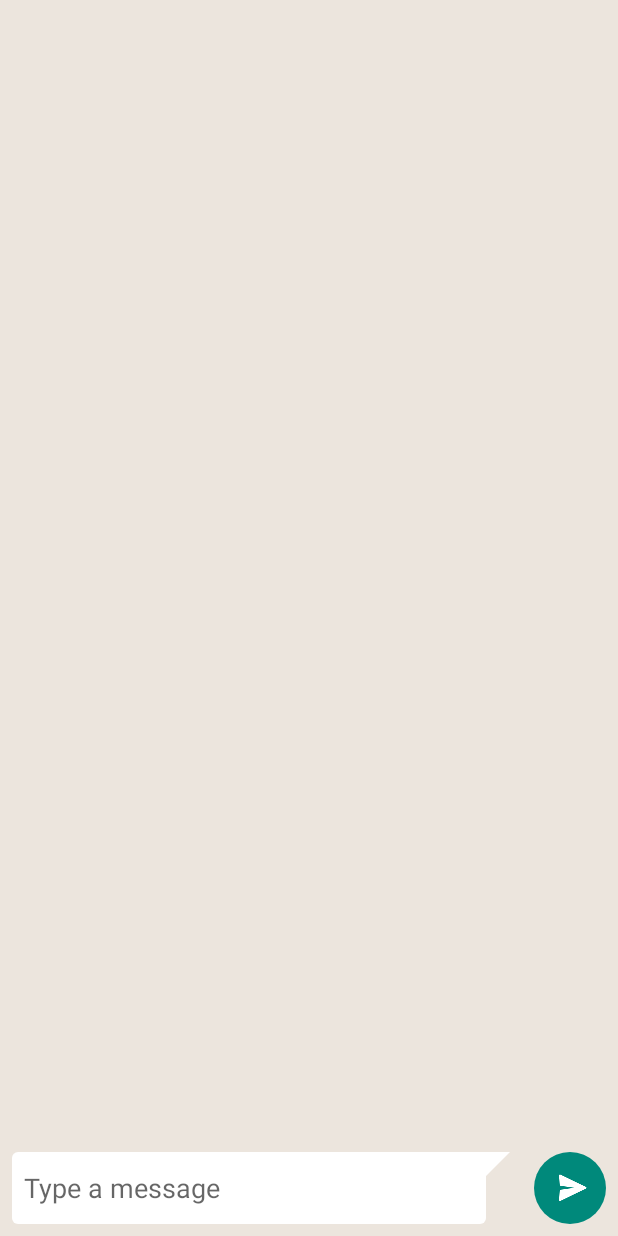
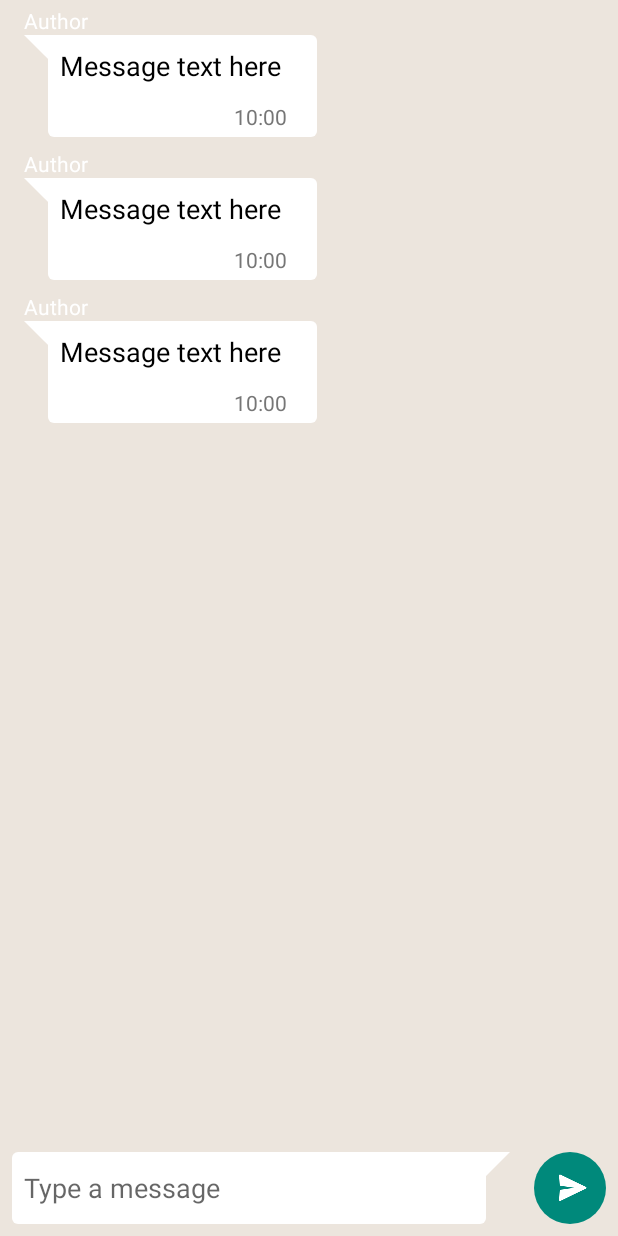
Before and after one commit to Nimrodda/MaNishMa, an Android app: the layout activity_chat.xml on its own in the app's theme, with its tools: preview values and no code run, on a phone screen of 412 x 824 dp. Run offline under Robolectric (Android 15) with nearby library versions, the phone set to English and light mode, and no system bars.

Commit message:
Added design view preview for messages

```diff
--- a/app/src/main/res/layout/activity_chat.xml
+++ b/app/src/main/res/layout/activity_chat.xml
@@ -1,11 +1,10 @@
 <?xml version="1.0" encoding="utf-8"?>
-<layout xmlns:android="http://schemas.android.com/apk/res/android">
+<layout xmlns:android="http://schemas.android.com/apk/res/android"
+        xmlns:tools="http://schemas.android.com/tools">
     <data>
         <variable name="model" type="org.codepond.imdemo.chat.ChatViewModel"/>
     </data>
     <LinearLayout
-
-        xmlns:tools="http://schemas.android.com/tools"
         android:layout_width="match_parent"
         android:layout_height="match_parent"
         android:orientation="vertical"
@@ -16,7 +15,8 @@
             android:id="@+id/message_list"
             android:layout_width="match_parent"
             android:layout_height="0dp"
-            android:layout_weight="1"/>
+            android:layout_weight="1"
+            tools:listitem="@layout/message_item"/>
 
         <LinearLayout
             android:layout_width="match_parent"
--- a/app/src/main/res/layout/message_item.xml
+++ b/app/src/main/res/layout/message_item.xml
@@ -1,6 +1,7 @@
 <?xml version="1.0" encoding="utf-8"?>
 <layout xmlns:android="http://schemas.android.com/apk/res/android"
-        xmlns:app="http://schemas.android.com/apk/res-auto">
+        xmlns:app="http://schemas.android.com/apk/res-auto"
+        xmlns:tools="http://schemas.android.com/tools">
     <data>
         <import type="android.view.View"/>
         <import type="android.widget.RelativeLayout"/>
@@ -12,6 +13,7 @@
     <RelativeLayout
         android:layout_width="match_parent"
         android:layout_height="wrap_content"
+        tools:background="@color/chat_background"
         android:paddingStart="@dimen/activity_horizontal_margin"
         android:paddingEnd="@dimen/activity_horizontal_margin"
         android:paddingTop="4dp"
@@ -21,6 +23,8 @@
             android:textColor="@android:color/white"
             android:layout_width="wrap_content"
             android:layout_height="wrap_content"
+            tools:text="Author"
+            tools:visibility="visible"
             android:text="@{message.author}"
             android:visibility="@{chat.isAuthorVisible(message) ? View.VISIBLE : View.GONE}"/>
         <LinearLayout
@@ -31,6 +35,8 @@
             android:paddingEnd="16dp"
             android:paddingStart="16dp"
             app:remote="@{chat.isIncoming(message)}"
+            tools:background="@drawable/chat_bubble_incoming"
+            tools:layout_alignParentStart="true"
             android:background="@{context.getDrawable(chat.getBackground(message))}"
             android:orientation="vertical">
             <TextView
@@ -40,11 +46,13 @@
                 android:textColor="@android:color/black"
                 android:textAppearance="?android:attr/textAppearanceMedium"
                 android:padding="4dp"
+                tools:text="Message text here"
                 android:text="@{message.text}"
                 android:layout_margin="4dp">
             </TextView>
             <TextView
                 android:id="@+id/timestamp"
+                tools:text="10:00"
                 android:text="@{message.timestamp}"
                 android:textColor="@color/timestamp"
                 android:layout_width="wrap_content"
```
